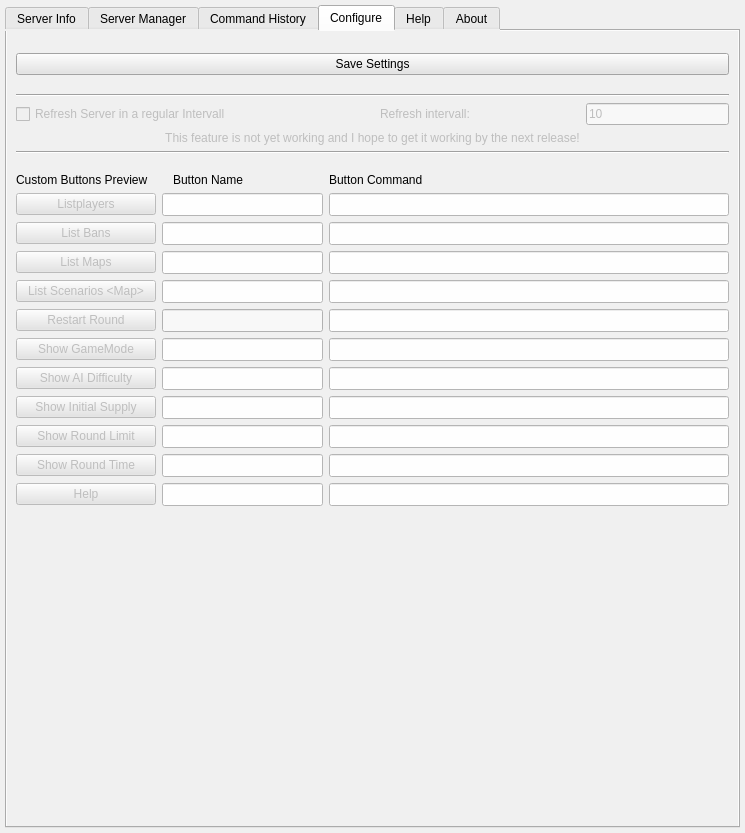
Before: the Qt Designer form source_files/isrt_gui_v0.7.ui in sargolin/ISRT-Insurgency-Sandstorm-RCON-TOOL-and-Mapchanger, drawn with Qt 5.
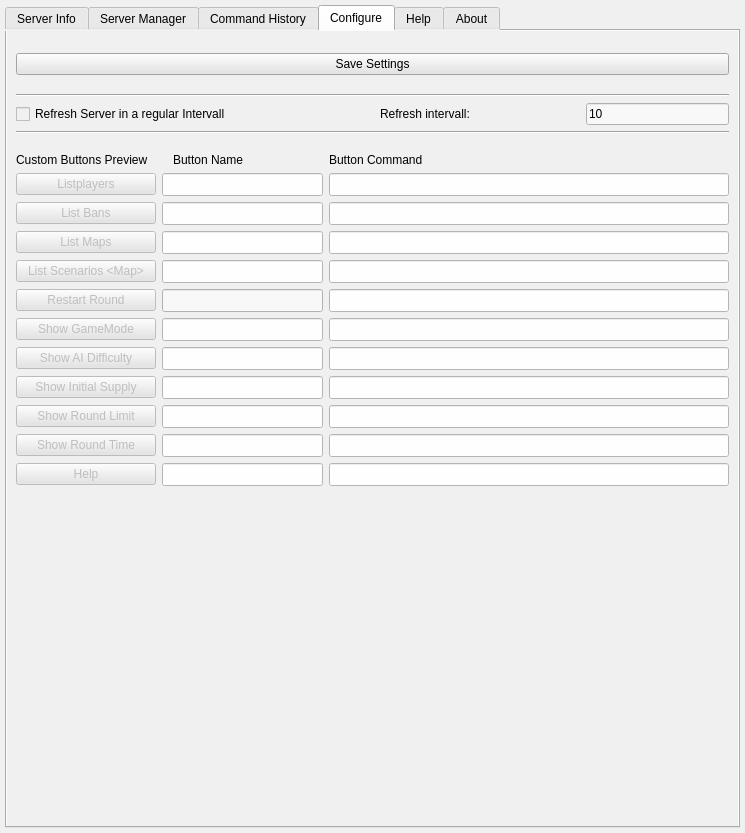
After: the same form once the commit is applied. The open tabs and pages were chosen to show the change. Icons and pictures are not drawn.

What changed in the file:
```diff
--- a/source_files/isrt_gui_v0.7.ui
+++ b/source_files/isrt_gui_v0.7.ui
@@ -2459,7 +2459,7 @@
            <item>
             <widget class="QCheckBox" name="checkBox_refresh_trigger">
              <property name="enabled">
-              <bool>false</bool>
+              <bool>true</bool>
              </property>
              <property name="toolTip">
               <string>Still in development</string>
@@ -2494,7 +2494,7 @@
            <item>
             <widget class="QLabel" name="label_11">
              <property name="enabled">
-              <bool>false</bool>
+              <bool>true</bool>
              </property>
              <property name="minimumSize">
               <size>
@@ -2513,7 +2513,7 @@
            <item>
             <widget class="QLineEdit" name="entry_refresh_timer">
              <property name="enabled">
-              <bool>false</bool>
+              <bool>true</bool>
              </property>
              <property name="minimumSize">
               <size>
@@ -2546,19 +2546,6 @@
            </item>
           </layout>
          </item>
-         <item>
-          <widget class="QLabel" name="label_12">
-           <property name="enabled">
-            <bool>false</bool>
-           </property>
-           <property name="text">
-            <string>This feature is not yet working and I hope to get it working by the next release!</string>
-           </property>
-           <property name="alignment">
-            <set>Qt::AlignCenter</set>
-           </property>
-          </widget>
-         </item>
          <item>
           <widget class="Line" name="line_5">
            <property name="orientation">
```
Left out of the diff: 2 changed lines with no effect on the pictures.
